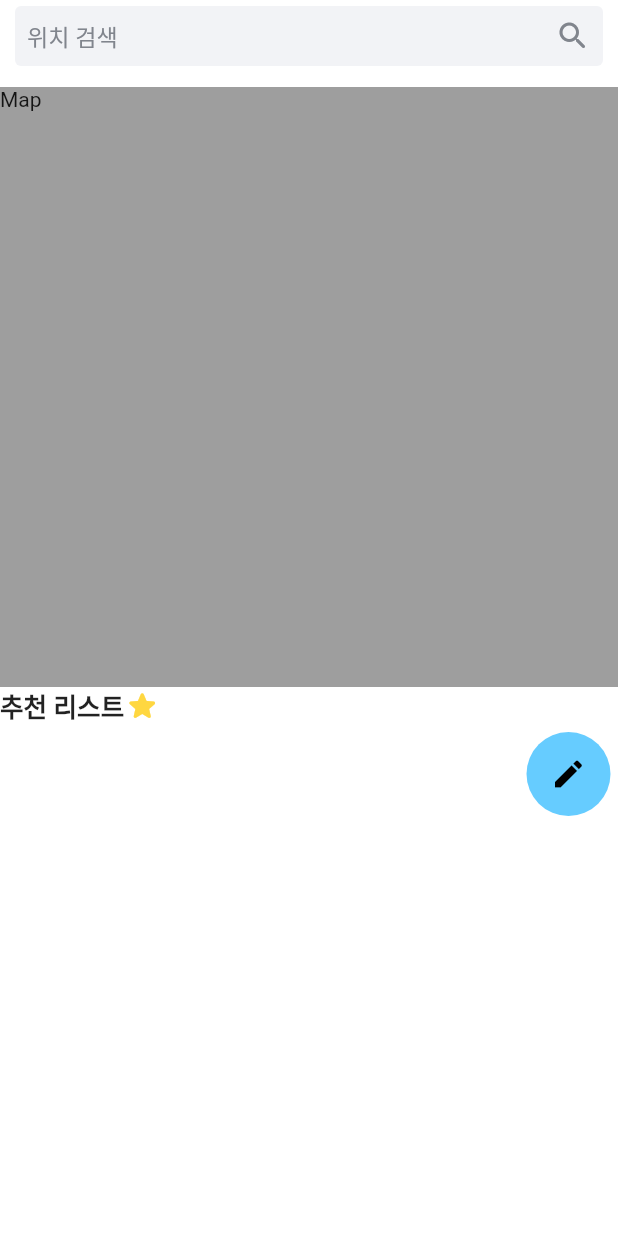
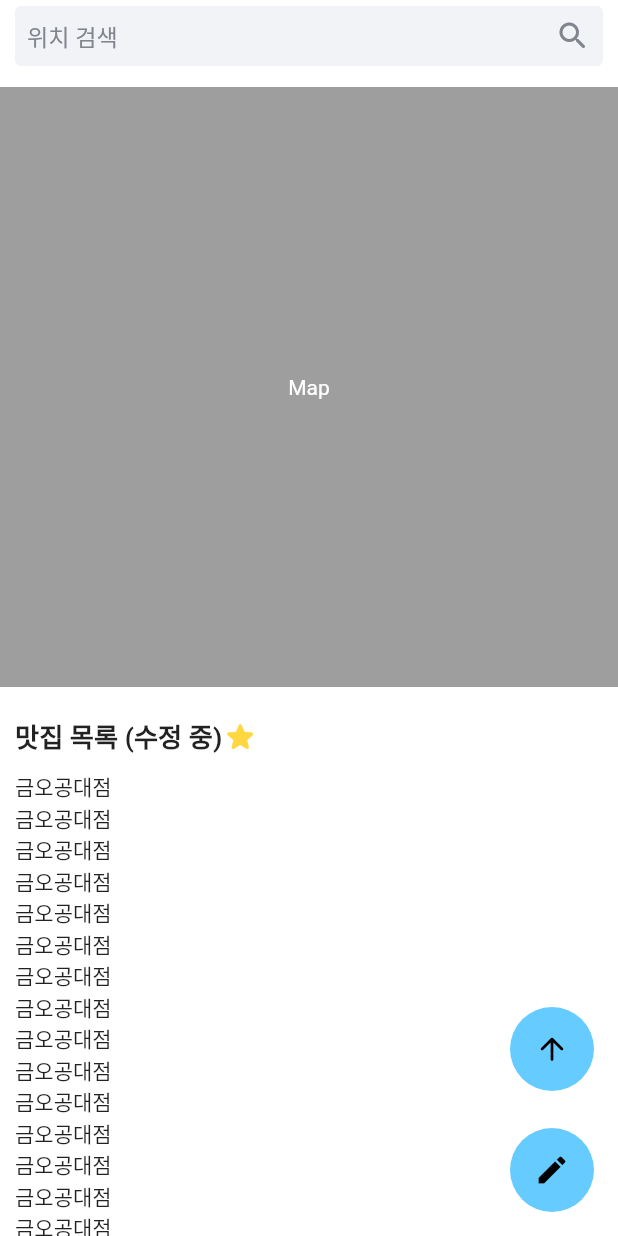
Before and after one commit to 2022-opensourse-mobile/a_living_dictionary, a Flutter app: the RestaurantPage screen opened directly, after a tap on the "edit" icon, on a phone screen of 412 x 824 dp. Run offline on Flutter 3.47's test engine with Material 2 defaults, Android fonts, the phone set to English and light mode, and no system bars; our stand-ins replace carousel_slider, cloud_firestore, firebase_core, firebase_storage; accounts and stored records are empty.

Commit message:
22.11.19 맛집지도 일부만 수정

```diff
--- a/lib/UI/DictionaryPage.dart
+++ b/lib/UI/DictionaryPage.dart
@@ -186,6 +186,7 @@ class _DictionaryPageState extends State<DictionaryPage> with TickerProviderStat
       ],
     );
   }
+
   // 가로 스크롤 리스트
   Widget slide(BuildContext context, String tabName){
     return SingleChildScrollView(
--- a/lib/UI/RestaurantPage.dart
+++ b/lib/UI/RestaurantPage.dart
@@ -14,12 +14,15 @@ class RestaurantPage extends StatelessWidget {
           restaurantSearch(),
           tempMap(),
           recommendList(),
-          editButten(),
         ],
-      )
+      ),
+      floatingActionButton: editButton(),
     );
   }
 }
+
+
+
 
 /* -------------------------------- 검색 위젯: 일단 3개 작성 (삭제 금지) */
 Widget restaurantSearch(){
@@ -94,17 +97,15 @@ Widget textfieldSearch() {
   );
 }
 
-
 /* -------------------------------- Map 불러올 임시 공간 */
 Widget tempMap() {
   return Container(
     width: double.infinity,
     height: 400,
     color: Colors.grey,
-    child: Text('Map'),
+    child: Center(child: Text('Map', style: TextStyle(color: Colors.white))),
   );
 }
-
 
 /* -------------------------------- 추천 리스트 (수정 중) */
 Widget recommendList(){
@@ -112,13 +113,22 @@ Widget recommendList(){
     child: Column(
       children: [
 
-
+        Padding(
+          padding: EdgeInsets.fromLTRB(10,20,10,10),
+          child: Column(
+            crossAxisAlignment: CrossAxisAlignment.start,
+            children: [
               Row(
                 children: [
-            Text('추천 리스트', style: TextStyle(fontWeight: FontWeight.bold), textScaleFactor: 1.22),
+                  Text('맛집 목록 (수정 중)', style: TextStyle(fontWeight: FontWeight.bold), textScaleFactor: 1.25),
                   Icon(Icons.star_rounded, color: Colors.amberAccent),
                 ],
               ),
+              postList(),
+            ],
+          ),
+        ),
+
 
 
       ],
@@ -126,15 +136,57 @@ Widget recommendList(){
   );
 }
 
+/* -------------------------------- 게시글 출력 (수정 중) */
+Widget postList() {
+  return Padding(
+    padding: EdgeInsets.fromLTRB(0, 10, 0, 10),
+    child: Column(
+      children: [
+        Text('금오공대점'),
+        Text('금오공대점'),
+        Text('금오공대점'),
+        Text('금오공대점'),
+        Text('금오공대점'),
+        Text('금오공대점'),
+        Text('금오공대점'),
+        Text('금오공대점'),
+        Text('금오공대점'),
+        Text('금오공대점'),
+        Text('금오공대점'),
+        Text('금오공대점'),
+        Text('금오공대점'),
+        Text('금오공대점'),
+        Text('금오공대점'),
+        Text('금오공대점'),
+        Text('금오공대점'),
+        Text('금오공대점'),
+        Text('금오공대점'),
+
+
+      ],
+    )
+  );
+}
 
 /* -------------------------------- 글 쓰기 버튼 (수정 중) */
-Widget editButten(){
-  return Padding(
-    padding: EdgeInsets.all(5),
-    child: Row(
-      mainAxisAlignment: MainAxisAlignment.end,
+Widget editButton() {
+  return Stack(
       children: [
-        FloatingActionButton(
+        Align(
+          alignment: Alignment(Alignment.bottomRight.x, Alignment.bottomRight.y - 0.21),
+          child: FloatingActionButton(
+            onPressed: () {},
+            child: Icon(Icons.arrow_upward_rounded),
+            backgroundColor: themeColor.getColor(),
+            elevation: 0,
+            hoverElevation: 0,
+            focusElevation: 0,
+            highlightElevation: 0,
+          ),
+        ),
+        Align(
+          alignment: Alignment.bottomRight,
+          child: FloatingActionButton(
             onPressed: () {},
             child: Icon(Icons.edit),
             backgroundColor: themeColor.getColor(),
@@ -143,7 +195,7 @@ Widget editButten(){
             focusElevation: 0,
             highlightElevation: 0,
           ),
+        ),
       ],
-    ),
   );
 }
```
Lines whose indentation alone changed are shown as unchanged.
